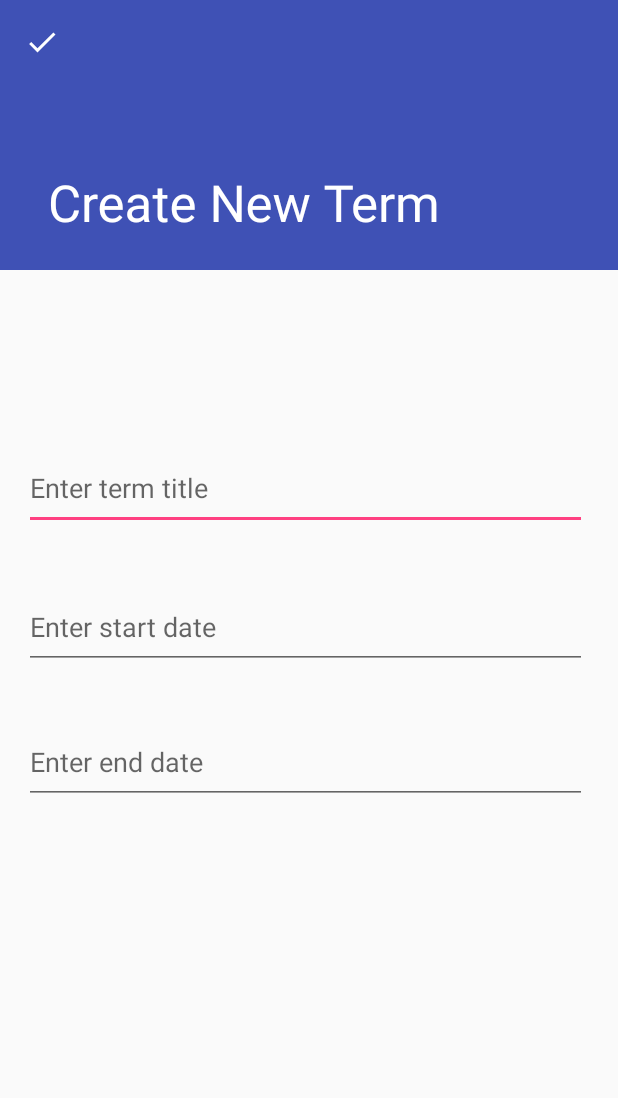
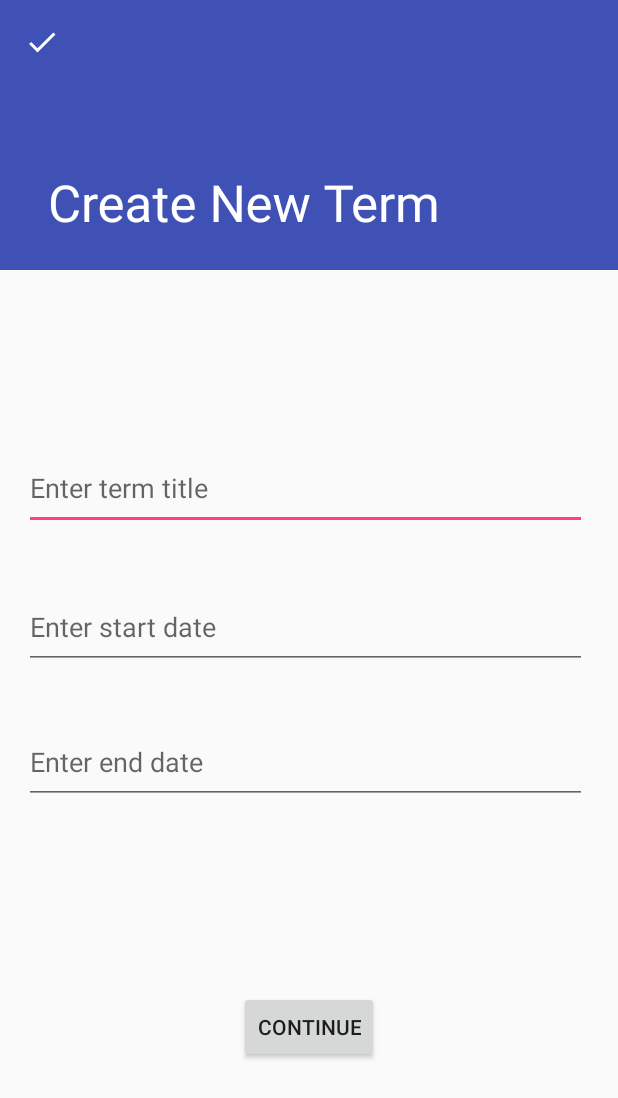
Before and after one commit to AprilC1983/C196MobileApp, an Android app: the EditorActivity screen opened directly, with no data from a screen before it, on a phone screen of 412 x 824 dp. Shown: the top 1098 px of the screen. Run offline under Robolectric (Android 15) with nearby library versions, the phone set to English and light mode, and no system bars; our stand-ins replace ButterKnife.

Commit message:
app running, continue button added to term creation page, not yet functional

```diff
--- a/app/src/main/res/layout/content_editor.xml
+++ b/app/src/main/res/layout/content_editor.xml
@@ -58,5 +58,17 @@
         app:layout_constraintVertical_bias="0.064"
         tools:targetApi="o" />
 
+    <Button
+        android:id="@+id/button"
+        android:layout_width="wrap_content"
+        android:layout_height="wrap_content"
+        android:layout_marginBottom="80dp"
+        android:text="@string/continue_button"
+        app:layout_constraintBottom_toBottomOf="parent"
+        app:layout_constraintEnd_toEndOf="parent"
+        app:layout_constraintStart_toStartOf="parent"
+        app:layout_constraintTop_toBottomOf="@+id/end_date_text"
+        app:layout_constraintVertical_bias="0.781" />
+
 
 </android.support.constraint.ConstraintLayout>
```
